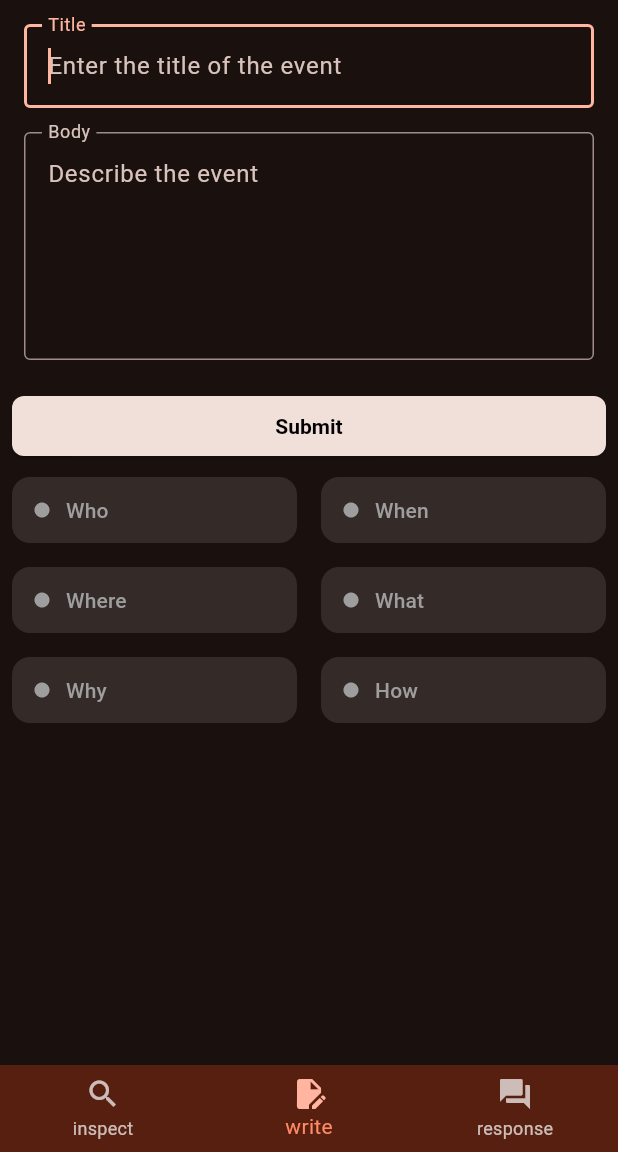
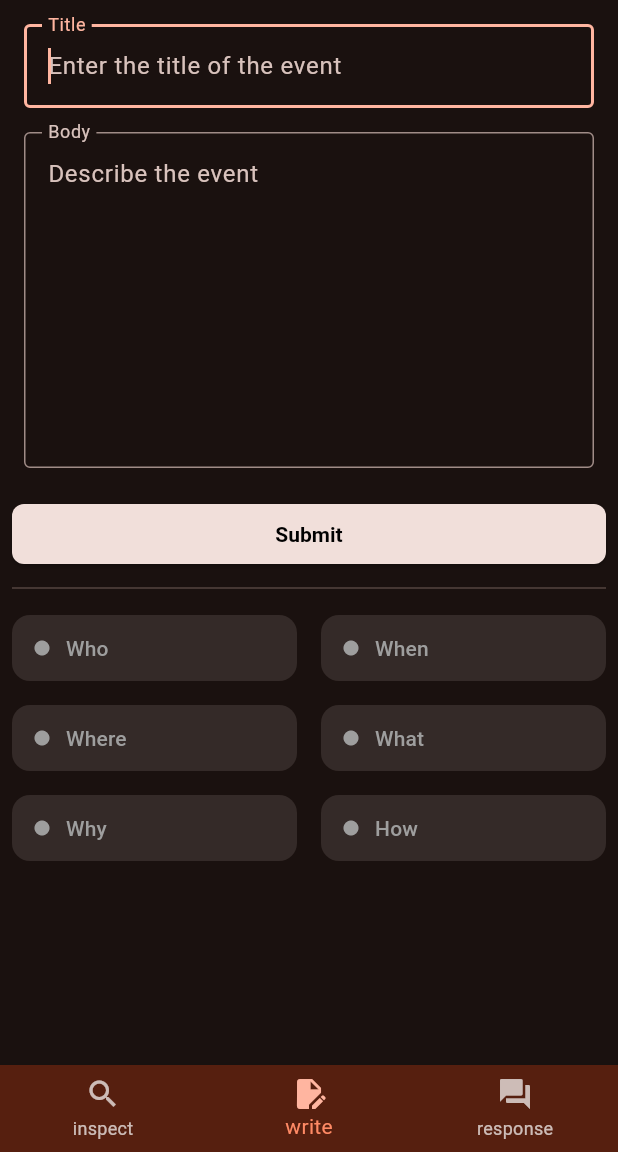
Before and after one commit to FennexFox/description_detailer, a Flutter app: the screen it shows after launch, on a phone screen of 412 x 824 dp, the part 84-1236 px from its top. Run offline on Flutter 3.47's test engine with Material 3 defaults, Android fonts, the phone set to English and light mode, and no system bars.

Commit message:
UI 개선: responsePreview 위젯에 구분선 추가 및 텍스트 필드의 최소/최대 줄 수 조정

```diff
--- a/lib/main.dart
+++ b/lib/main.dart
@@ -195,6 +195,10 @@
                 ),
               ),
             ),
+            Padding(
+              padding: const EdgeInsets.symmetric(horizontal: 8.0),
+              child: const Divider(),
+            ),
             Row(
               mainAxisAlignment: MainAxisAlignment.center,
               children: [
@@ -281,8 +285,8 @@
                 hintText: 'Describe the event',
               ),
             textInputAction: TextInputAction.done,
-            minLines: 5,
-            maxLines: 20,
+            minLines: 8,
+            maxLines: 8,
           ),
         ],
       ),
```
Lines whose indentation alone changed are shown as unchanged.
